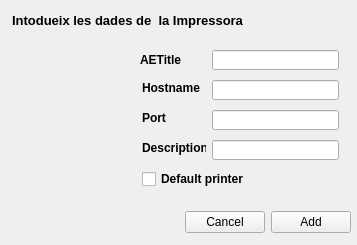
The window that starviewer/src/extensions/playground/imageprint/qdicomaddprinterwidgetbase.ui (starviewer-medical/starviewer) describes before a commit, drawn with Qt 5.
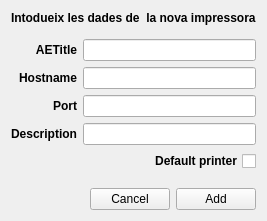
The same window after the commit. Icons and pictures are not drawn.

Commit message: BUG: S'ha ajustat la mida de la pantalla d'afegir una impressora. Fa referència al tiquet #1098.

The edit to the form file:
```diff
--- a/starviewer/src/extensions/playground/imageprint/qdicomaddprinterwidgetbase.ui
+++ b/starviewer/src/extensions/playground/imageprint/qdicomaddprinterwidgetbase.ui
@@ -9,277 +9,178 @@
    <rect>
     <x>0</x>
     <y>0</y>
-    <width>357</width>
-    <height>245</height>
+    <width>260</width>
+    <height>221</height>
    </rect>
   </property>
-  <widget class="QWidget" name="layoutWidget">
-   <property name="geometry">
-    <rect>
-     <x>10</x>
-     <y>210</y>
-     <width>341</width>
-     <height>25</height>
-    </rect>
-   </property>
-   <layout class="QHBoxLayout" name="horizontalLayout">
-    <item>
-     <spacer name="horizontalSpacer">
-      <property name="orientation">
-       <enum>Qt::Horizontal</enum>
-      </property>
-      <property name="sizeHint" stdset="0">
-       <size>
-        <width>218</width>
-        <height>20</height>
-       </size>
-      </property>
-     </spacer>
-    </item>
-    <item>
-     <widget class="QPushButton" name="m_cancelButton">
-      <property name="text">
-       <string>Cancel</string>
-      </property>
-     </widget>
-    </item>
-    <item>
-     <widget class="QPushButton" name="m_addButton">
-      <property name="text">
-       <string>Add</string>
-      </property>
-     </widget>
-    </item>
-   </layout>
-  </widget>
-  <widget class="QLabel" name="m_printerIconLabel">
-   <property name="geometry">
-    <rect>
-     <x>22</x>
-     <y>70</y>
-     <width>91</width>
-     <height>91</height>
-    </rect>
-   </property>
-   <property name="sizePolicy">
-    <sizepolicy hsizetype="Fixed" vsizetype="Fixed">
-     <horstretch>0</horstretch>
-     <verstretch>0</verstretch>
-    </sizepolicy>
-   </property>
-   <property name="text">
-    <string/>
-   </property>
-   <property name="pixmap">
-    <pixmap>preferencias-del-sistema.png</pixmap>
-   </property>
-   <property name="scaledContents">
-    <bool>true</bool>
-   </property>
-  </widget>
-  <widget class="QLineEdit" name="m_printerPortLineEdit">
-   <property name="geometry">
-    <rect>
-     <x>212</x>
-     <y>110</y>
-     <width>127</width>
-     <height>20</height>
-    </rect>
-   </property>
-  </widget>
-  <widget class="QLineEdit" name="m_printerAetitleLineEdit">
-   <property name="geometry">
-    <rect>
-     <x>212</x>
-     <y>50</y>
-     <width>127</width>
-     <height>20</height>
-    </rect>
-   </property>
-   <property name="sizePolicy">
-    <sizepolicy hsizetype="Fixed" vsizetype="Fixed">
-     <horstretch>0</horstretch>
-     <verstretch>0</verstretch>
-    </sizepolicy>
-   </property>
-  </widget>
-  <widget class="QLabel" name="m_printerDescriptionLabel">
-   <property name="geometry">
-    <rect>
-     <x>142</x>
-     <y>140</y>
-     <width>64</width>
-     <height>16</height>
-    </rect>
-   </property>
-   <property name="sizePolicy">
-    <sizepolicy hsizetype="Fixed" vsizetype="Fixed">
-     <horstretch>0</horstretch>
-     <verstretch>0</verstretch>
-    </sizepolicy>
-   </property>
-   <property name="font">
-    <font>
-     <weight>75</weight>
-     <bold>true</bold>
-    </font>
-   </property>
-   <property name="text">
-    <string>Description</string>
-   </property>
-  </widget>
-  <widget class="QLabel" name="m_titleLabel">
-   <property name="geometry">
-    <rect>
-     <x>12</x>
-     <y>10</y>
-     <width>291</width>
-     <height>21</height>
-    </rect>
-   </property>
-   <property name="sizePolicy">
-    <sizepolicy hsizetype="Fixed" vsizetype="Fixed">
-     <horstretch>0</horstretch>
-     <verstretch>0</verstretch>
-    </sizepolicy>
-   </property>
-   <property name="font">
-    <font>
-     <pointsize>10</pointsize>
-     <weight>75</weight>
-     <bold>true</bold>
-    </font>
-   </property>
-   <property name="styleSheet">
-    <string notr="true"/>
-   </property>
-   <property name="text">
-    <string>Intodueix les dades de  la Impressora</string>
-   </property>
-  </widget>
-  <widget class="QLineEdit" name="m_printerHostnameLineEdit">
-   <property name="geometry">
-    <rect>
-     <x>212</x>
-     <y>80</y>
-     <width>127</width>
-     <height>20</height>
-    </rect>
-   </property>
-  </widget>
-  <widget class="QLabel" name="m_printerHostnameLabel">
-   <property name="geometry">
-    <rect>
-     <x>142</x>
-     <y>80</y>
-     <width>58</width>
-     <height>16</height>
-    </rect>
-   </property>
-   <property name="sizePolicy">
-    <sizepolicy hsizetype="Fixed" vsizetype="Fixed">
-     <horstretch>0</horstretch>
-     <verstretch>0</verstretch>
-    </sizepolicy>
-   </property>
-   <property name="font">
-    <font>
-     <weight>75</weight>
-     <bold>true</bold>
-    </font>
-   </property>
-   <property name="text">
-    <string>Hostname</string>
-   </property>
-  </widget>
-  <widget class="QCheckBox" name="m_printerDefaultPrinterCheckBox">
-   <property name="geometry">
-    <rect>
-     <x>142</x>
-     <y>170</y>
-     <width>159</width>
-     <height>18</height>
-    </rect>
-   </property>
-   <property name="sizePolicy">
-    <sizepolicy hsizetype="Fixed" vsizetype="Fixed">
-     <horstretch>0</horstretch>
-     <verstretch>0</verstretch>
-    </sizepolicy>
-   </property>
-   <property name="font">
-    <font>
-     <weight>75</weight>
-     <bold>true</bold>
-    </font>
-   </property>
-   <property name="text">
-    <string>Default printer</string>
-   </property>
-  </widget>
-  <widget class="QLineEdit" name="m_printerDescriptionLineEdit">
-   <property name="geometry">
-    <rect>
-     <x>212</x>
-     <y>140</y>
-     <width>127</width>
-     <height>20</height>
-    </rect>
-   </property>
-  </widget>
-  <widget class="QLabel" name="m_printerPortLabel">
-   <property name="geometry">
-    <rect>
-     <x>142</x>
-     <y>110</y>
-     <width>24</width>
-     <height>16</height>
-    </rect>
-   </property>
-   <property name="sizePolicy">
-    <sizepolicy hsizetype="Fixed" vsizetype="Fixed">
-     <horstretch>0</horstretch>
-     <verstretch>0</verstretch>
-    </sizepolicy>
-   </property>
-   <property name="font">
-    <font>
-     <weight>75</weight>
-     <bold>true</bold>
-    </font>
-   </property>
-   <property name="text">
-    <string>Port</string>
-   </property>
-  </widget>
-  <widget class="QLabel" name="m_printerAetitleLabel">
-   <property name="enabled">
-    <bool>true</bool>
-   </property>
-   <property name="geometry">
-    <rect>
-     <x>140</x>
-     <y>50</y>
-     <width>41</width>
-     <height>20</height>
-    </rect>
-   </property>
-   <property name="sizePolicy">
-    <sizepolicy hsizetype="Fixed" vsizetype="Fixed">
-     <horstretch>0</horstretch>
-     <verstretch>0</verstretch>
-    </sizepolicy>
-   </property>
-   <property name="font">
-    <font>
-     <weight>75</weight>
-     <bold>true</bold>
-    </font>
-   </property>
-   <property name="text">
-    <string>AETitle</string>
-   </property>
-  </widget>
+  <layout class="QVBoxLayout" name="verticalLayout">
+   <item>
+    <widget class="QLabel" name="m_titleLabel">
+     <property name="font">
+      <font>
+       <weight>75</weight>
+       <bold>true</bold>
+       <kerning>true</kerning>
+      </font>
+     </property>
+     <property name="styleSheet">
+      <string notr="true"/>
+     </property>
+     <property name="text">
+      <string>Intodueix les dades de  la nova impressora</string>
+     </property>
+    </widget>
+   </item>
+   <item>
+    <layout class="QGridLayout" name="gridLayout">
+     <property name="topMargin">
+      <number>8</number>
+     </property>
+     <property name="bottomMargin">
+      <number>8</number>
+     </property>
+     <item row="0" column="0">
+      <widget class="QLabel" name="m_printerAetitleLabel">
+       <property name="enabled">
+        <bool>true</bool>
+       </property>
+       <property name="font">
+        <font>
+         <weight>75</weight>
+         <bold>true</bold>
+        </font>
+       </property>
+       <property name="text">
+        <string>AETitle</string>
+       </property>
+       <property name="alignment">
+        <set>Qt::AlignRight|Qt::AlignTrailing|Qt::AlignVCenter</set>
+       </property>
+      </widget>
+     </item>
+     <item row="0" column="1">
+      <widget class="QLineEdit" name="m_printerAetitleLineEdit"/>
+     </item>
+     <item row="1" column="0">
+      <widget class="QLabel" name="m_printerHostnameLabel">
+       <property name="font">
+        <font>
+         <weight>75</weight>
+         <bold>true</bold>
+        </font>
+       </property>
+       <property name="text">
+        <string>Hostname</string>
+       </property>
+       <property name="alignment">
+        <set>Qt::AlignRight|Qt::AlignTrailing|Qt::AlignVCenter</set>
+       </property>
+      </widget>
+     </item>
+     <item row="1" column="1">
+      <widget class="QLineEdit" name="m_printerHostnameLineEdit"/>
+     </item>
+     <item row="2" column="0">
+      <widget class="QLabel" name="m_printerPortLabel">
+       <property name="font">
+        <font>
+         <weight>75</weight>
+         <bold>true</bold>
+        </font>
+       </property>
+       <property name="text">
+        <string>Port</string>
+       </property>
+       <property name="alignment">
+        <set>Qt::AlignRight|Qt::AlignTrailing|Qt::AlignVCenter</set>
+       </property>
+      </widget>
+     </item>
+     <item row="2" column="1">
+      <widget class="QLineEdit" name="m_printerPortLineEdit"/>
+     </item>
+     <item row="3" column="0">
+      <widget class="QLabel" name="m_printerDescriptionLabel">
+       <property name="font">
+        <font>
+         <weight>75</weight>
+         <bold>true</bold>
+        </font>
+       </property>
+       <property name="text">
+        <string>Description</string>
+       </property>
+       <property name="alignment">
+        <set>Qt::AlignRight|Qt::AlignTrailing|Qt::AlignVCenter</set>
+       </property>
+      </widget>
+     </item>
+     <item row="3" column="1">
+      <widget class="QLineEdit" name="m_printerDescriptionLineEdit"/>
+     </item>
+     <item row="4" column="0" colspan="2">
+      <widget class="QCheckBox" name="m_printerDefaultPrinterCheckBox">
+       <property name="font">
+        <font>
+         <weight>75</weight>
+         <bold>true</bold>
+        </font>
+       </property>
+       <property name="layoutDirection">
+        <enum>Qt::RightToLeft</enum>
+       </property>
+       <property name="text">
+        <string>Default printer</string>
+       </property>
+      </widget>
+     </item>
+    </layout>
+   </item>
+   <item>
+    <spacer name="verticalSpacer">
+     <property name="orientation">
+      <enum>Qt::Vertical</enum>
+     </property>
+     <property name="sizeHint" stdset="0">
+      <size>
+       <width>20</width>
+       <height>40</height>
+      </size>
+     </property>
+    </spacer>
+   </item>
+   <item>
+    <layout class="QHBoxLayout" name="horizontalLayout">
+     <item>
+      <spacer name="horizontalSpacer">
+       <property name="orientation">
+        <enum>Qt::Horizontal</enum>
+       </property>
+       <property name="sizeHint" stdset="0">
+        <size>
+         <width>218</width>
+         <height>20</height>
+        </size>
+       </property>
+      </spacer>
+     </item>
+     <item>
+      <widget class="QPushButton" name="m_cancelButton">
+       <property name="text">
+        <string>Cancel</string>
+       </property>
+      </widget>
+     </item>
+     <item>
+      <widget class="QPushButton" name="m_addButton">
+       <property name="text">
+        <string>Add</string>
+       </property>
+      </widget>
+     </item>
+    </layout>
+   </item>
+  </layout>
  </widget>
  <tabstops>
   <tabstop>m_printerAetitleLineEdit</tabstop>
```
